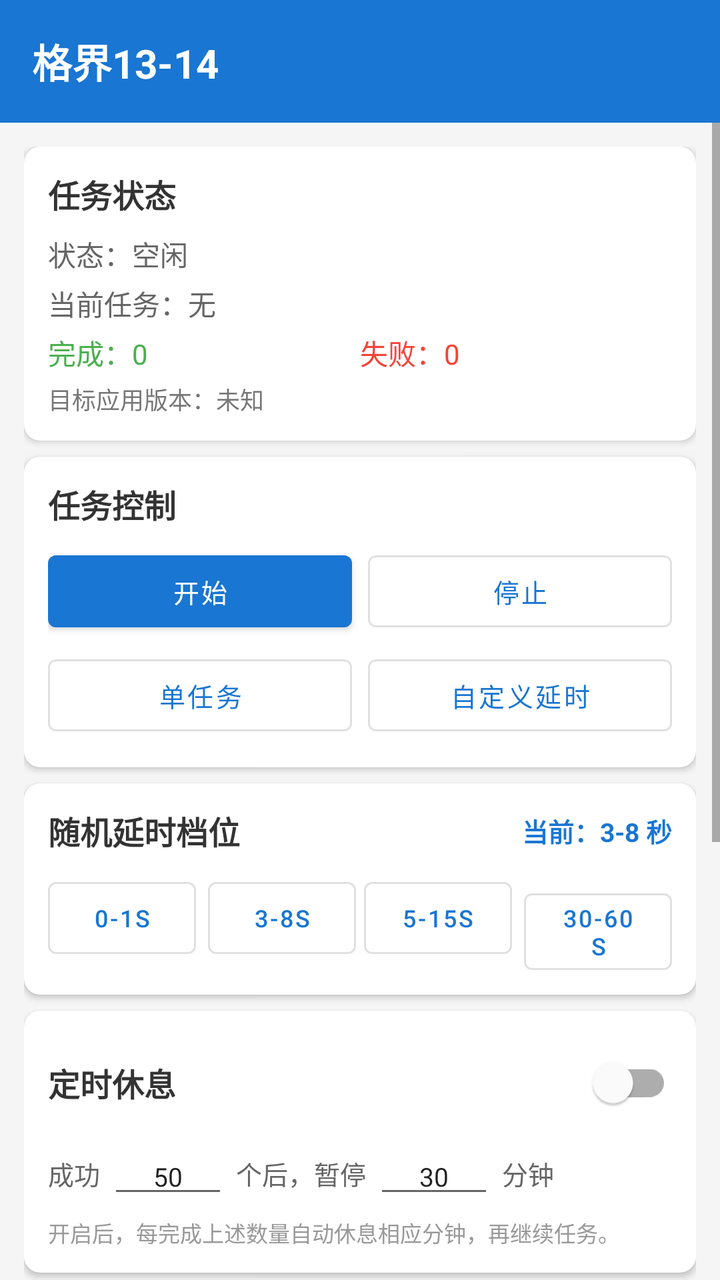
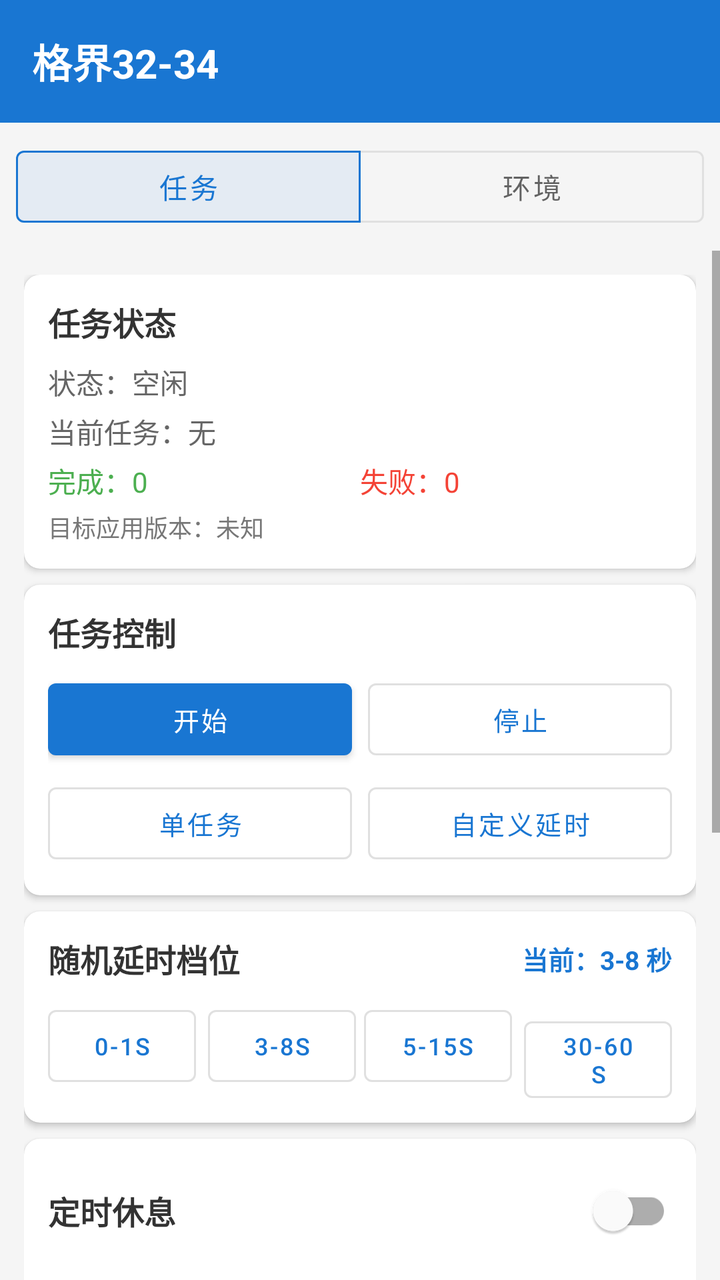

Screens rendered from an Android XML layout before and after an edit, with the pre-edit source and the edit as a unified diff.
<!-- AndroidManifest.xml: application theme Theme.TaskHelper -->
<!-- res/layout/activity_main.xml -->
<?xml version="1.0" encoding="utf-8"?>
<LinearLayout xmlns:android="http://schemas.android.com/apk/res/android"
    xmlns:app="http://schemas.android.com/apk/res-auto"
    android:layout_width="match_parent"
    android:layout_height="match_parent"
    android:background="#F5F5F5"
    android:orientation="vertical">

    <LinearLayout
        android:layout_width="match_parent"
        android:layout_height="wrap_content"
        android:background="#1976D2"
        android:gravity="center_vertical"
        android:orientation="horizontal"
        android:padding="16dp">

        <TextView
            android:layout_width="0dp"
            android:layout_height="wrap_content"
            android:layout_weight="1"
            android:text="格界13-14"
            android:textColor="#FFFFFF"
            android:textSize="20sp"
            android:textStyle="bold" />

        <TextView
            android:id="@+id/tv_username"
            android:layout_width="wrap_content"
            android:layout_height="wrap_content"
            android:textColor="#FFFFFF"
            android:textSize="14sp" />
    </LinearLayout>

    <ScrollView
        android:layout_width="match_parent"
        android:layout_height="0dp"
        android:layout_weight="1">

        <LinearLayout
            android:layout_width="match_parent"
            android:layout_height="wrap_content"
            android:orientation="vertical"
            android:padding="12dp">

            <androidx.cardview.widget.CardView
                android:layout_width="match_parent"
                android:layout_height="wrap_content"
                android:layout_marginBottom="8dp"
                app:cardCornerRadius="8dp"
                app:cardElevation="2dp">

                <LinearLayout
                    android:layout_width="match_parent"
                    android:layout_height="wrap_content"
                    android:orientation="vertical"
                    android:padding="12dp">

                    <TextView
                        android:layout_width="wrap_content"
                        android:layout_height="wrap_content"
                        android:layout_marginBottom="8dp"
                        android:text="任务状态"
                        android:textColor="#333333"
                        android:textSize="16sp"
                        android:textStyle="bold" />

                    <TextView
                        android:id="@+id/tv_status"
                        android:layout_width="match_parent"
                        android:layout_height="wrap_content"
                        android:text="状态：空闲"
                        android:textColor="#666666"
                        android:textSize="14sp" />

                    <TextView
                        android:id="@+id/tv_current_task"
                        android:layout_width="match_parent"
                        android:layout_height="wrap_content"
                        android:layout_marginTop="4dp"
                        android:text="当前任务：无"
                        android:textColor="#666666"
                        android:textSize="14sp" />

                    <LinearLayout
                        android:layout_width="match_parent"
                        android:layout_height="wrap_content"
                        android:layout_marginTop="4dp"
                        android:orientation="horizontal">

                        <TextView
                            android:id="@+id/tv_completed_count"
                            android:layout_width="0dp"
                            android:layout_height="wrap_content"
                            android:layout_weight="1"
                            android:text="完成：0"
                            android:textColor="#4CAF50"
                            android:textSize="14sp" />

                        <TextView
                            android:id="@+id/tv_failed_count"
                            android:layout_width="0dp"
                            android:layout_height="wrap_content"
                            android:layout_weight="1"
                            android:text="失败：0"
                            android:textColor="#F44336"
                            android:textSize="14sp" />
                    </LinearLayout>

                    <TextView
                        android:id="@+id/tv_target_version"
                        android:layout_width="match_parent"
                        android:layout_height="wrap_content"
                        android:layout_marginTop="4dp"
                        android:text="目标应用版本：未知"
                        android:textColor="#777777"
                        android:textSize="12sp" />
                </LinearLayout>
            </androidx.cardview.widget.CardView>

            <androidx.cardview.widget.CardView
                android:layout_width="match_parent"
                android:layout_height="wrap_content"
                android:layout_marginBottom="8dp"
                app:cardCornerRadius="8dp"
                app:cardElevation="2dp">

                <LinearLayout
                    android:layout_width="match_parent"
                    android:layout_height="wrap_content"
                    android:orientation="vertical"
                    android:padding="12dp">

                    <TextView
                        android:layout_width="wrap_content"
                        android:layout_height="wrap_content"
                        android:layout_marginBottom="8dp"
                        android:text="任务控制"
                        android:textColor="#333333"
                        android:textSize="16sp"
                        android:textStyle="bold" />

                    <LinearLayout
                        android:layout_width="match_parent"
                        android:layout_height="wrap_content"
                        android:orientation="horizontal">

                        <com.google.android.material.button.MaterialButton
                            android:id="@+id/btn_start_auto"
                            android:layout_width="0dp"
                            android:layout_height="wrap_content"
                            android:layout_marginEnd="4dp"
                            android:layout_weight="1"
                            android:text="开始"
                            android:textSize="13sp" />

                        <com.google.android.material.button.MaterialButton
                            android:id="@+id/btn_stop_auto"
                            style="@style/Widget.MaterialComponents.Button.OutlinedButton"
                            android:layout_width="0dp"
                            android:layout_height="wrap_content"
                            android:layout_marginStart="4dp"
                            android:layout_weight="1"
                            android:text="停止"
                            android:textSize="13sp" />
                    </LinearLayout>

                    <LinearLayout
                        android:layout_width="match_parent"
                        android:layout_height="wrap_content"
                        android:layout_marginTop="4dp"
                        android:orientation="horizontal">

                        <com.google.android.material.button.MaterialButton
                            android:id="@+id/btn_single_task"
                            style="@style/Widget.MaterialComponents.Button.OutlinedButton"
                            android:layout_width="0dp"
                            android:layout_height="wrap_content"
                            android:layout_marginEnd="4dp"
                            android:layout_weight="1"
                            android:text="单任务"
                            android:textSize="13sp" />

                        <com.google.android.material.button.MaterialButton
                            android:id="@+id/btn_test_api"
                            style="@style/Widget.MaterialComponents.Button.OutlinedButton"
                            android:layout_width="0dp"
                            android:layout_height="wrap_content"
                            android:layout_marginStart="4dp"
                            android:layout_weight="1"
                            android:text="自定义延时"
                            android:textSize="13sp" />
                    </LinearLayout>
                </LinearLayout>
            </androidx.cardview.widget.CardView>

            <androidx.cardview.widget.CardView
                android:layout_width="match_parent"
                android:layout_height="wrap_content"
                android:layout_marginBottom="8dp"
                app:cardCornerRadius="8dp"
                app:cardElevation="2dp">

                <LinearLayout
                    android:layout_width="match_parent"
                    android:layout_height="wrap_content"
                    android:orientation="vertical"
                    android:padding="12dp">

                    <LinearLayout
                        android:layout_width="match_parent"
                        android:layout_height="wrap_content"
                        android:layout_marginBottom="8dp"
                        android:gravity="center_vertical"
                        android:orientation="horizontal">

                        <TextView
                            android:layout_width="0dp"
                            android:layout_height="wrap_content"
                            android:layout_weight="1"
                            android:text="随机延时档位"
                            android:textColor="#333333"
                            android:textSize="16sp"
                            android:textStyle="bold" />

                        <TextView
                            android:id="@+id/tv_current_delay"
                            android:layout_width="wrap_content"
                            android:layout_height="wrap_content"
                            android:text="当前：3-8 秒"
                            android:textColor="#1976D2"
                            android:textSize="13sp"
                            android:textStyle="bold" />
                    </LinearLayout>

                    <LinearLayout
                        android:layout_width="match_parent"
                        android:layout_height="wrap_content"
                        android:orientation="horizontal">

                        <com.google.android.material.button.MaterialButton
                            android:id="@+id/btn_delay_0_1"
                            style="@style/Widget.MaterialComponents.Button.OutlinedButton"
                            android:layout_width="0dp"
                            android:layout_height="wrap_content"
                            android:layout_marginEnd="4dp"
                            android:layout_weight="1"
                            android:text="0-1s"
                            android:textSize="12sp" />

                        <com.google.android.material.button.MaterialButton
                            android:id="@+id/btn_delay_3_8"
                            style="@style/Widget.MaterialComponents.Button.OutlinedButton"
                            android:layout_width="0dp"
                            android:layout_height="wrap_content"
                            android:layout_marginStart="2dp"
                            android:layout_marginEnd="2dp"
                            android:layout_weight="1"
                            android:text="3-8s"
                            android:textSize="12sp" />

                        <com.google.android.material.button.MaterialButton
                            android:id="@+id/btn_delay_5_15"
                            style="@style/Widget.MaterialComponents.Button.OutlinedButton"
                            android:layout_width="0dp"
                            android:layout_height="wrap_content"
                            android:layout_marginStart="2dp"
                            android:layout_marginEnd="2dp"
                            android:layout_weight="1"
                            android:text="5-15s"
                            android:textSize="12sp" />

                        <com.google.android.material.button.MaterialButton
                            android:id="@+id/btn_delay_30_60"
                            style="@style/Widget.MaterialComponents.Button.OutlinedButton"
                            android:layout_width="0dp"
                            android:layout_height="wrap_content"
                            android:layout_marginStart="4dp"
                            android:layout_weight="1"
                            android:text="30-60s"
                            android:textSize="12sp" />
                    </LinearLayout>
                </LinearLayout>
            </androidx.cardview.widget.CardView>

            <androidx.cardview.widget.CardView
                android:layout_width="match_parent"
                android:layout_height="wrap_content"
                android:layout_marginBottom="8dp"
                app:cardCornerRadius="8dp"
                app:cardElevation="2dp">

                <LinearLayout
                    android:layout_width="match_parent"
                    android:layout_height="wrap_content"
                    android:orientation="vertical"
                    android:padding="12dp">

                    <LinearLayout
                        android:layout_width="match_parent"
                        android:layout_height="wrap_content"
                        android:gravity="center_vertical"
                        android:orientation="horizontal">

                        <TextView
                            android:layout_width="0dp"
                            android:layout_height="wrap_content"
                            android:layout_weight="1"
                            android:text="定时休息"
                            android:textColor="#333333"
                            android:textSize="16sp"
                            android:textStyle="bold" />

                        <com.google.android.material.switchmaterial.SwitchMaterial
                            android:id="@+id/switch_pause_enabled"
                            android:layout_width="wrap_content"
                            android:layout_height="wrap_content" />
                    </LinearLayout>

                    <LinearLayout
                        android:layout_width="match_parent"
                        android:layout_height="wrap_content"
                        android:layout_marginTop="4dp"
                        android:gravity="center_vertical"
                        android:orientation="horizontal">

                        <TextView
                            android:layout_width="wrap_content"
                            android:layout_height="wrap_content"
                            android:text="成功"
                            android:textColor="#666666"
                            android:textSize="13sp" />

                        <EditText
                            android:id="@+id/et_pause_count"
                            android:layout_width="60dp"
                            android:layout_height="wrap_content"
                            android:layout_marginStart="4dp"
                            android:layout_marginEnd="4dp"
                            android:gravity="center"
                            android:inputType="number"
                            android:text="50"
                            android:textSize="13sp" />

                        <TextView
                            android:layout_width="wrap_content"
                            android:layout_height="wrap_content"
                            android:text="个后，暂停"
                            android:textColor="#666666"
                            android:textSize="13sp" />

                        <EditText
                            android:id="@+id/et_pause_minutes"
                            android:layout_width="60dp"
                            android:layout_height="wrap_content"
                            android:layout_marginStart="4dp"
                            android:layout_marginEnd="4dp"
                            android:gravity="center"
                            android:inputType="number"
                            android:text="30"
                            android:textSize="13sp" />

                        <TextView
                            android:layout_width="wrap_content"
                            android:layout_height="wrap_content"
                            android:text="分钟"
                            android:textColor="#666666"
                            android:textSize="13sp" />
                    </LinearLayout>

                    <TextView
                        android:layout_width="match_parent"
                        android:layout_height="wrap_content"
                        android:layout_marginTop="4dp"
                        android:text="开启后，每完成上述数量自动休息相应分钟，再继续任务。"
                        android:textColor="#999999"
                        android:textSize="11sp" />
                </LinearLayout>
            </androidx.cardview.widget.CardView>

            <androidx.cardview.widget.CardView
                android:layout_width="match_parent"
                android:layout_height="wrap_content"
                android:layout_marginBottom="8dp"
                app:cardCornerRadius="8dp"
                app:cardElevation="2dp">

                <LinearLayout
                    android:layout_width="match_parent"
                    android:layout_height="wrap_content"
                    android:orientation="vertical"
                    android:padding="12dp">

                    <LinearLayout
                        android:layout_width="match_parent"
                        android:layout_height="wrap_content"
                        android:layout_marginBottom="8dp"
                        android:gravity="center_vertical"
                        android:orientation="horizontal">

                        <TextView
                            android:layout_width="0dp"
                            android:layout_height="wrap_content"
                            android:layout_weight="1"
                            android:text="运行日志"
                            android:textColor="#333333"
                            android:textSize="16sp"
                            android:textStyle="bold" />

                        <com.google.android.material.button.MaterialButton
                            android:id="@+id/btn_clear_log"
                            style="@style/Widget.MaterialComponents.Button.TextButton"
                            android:layout_width="wrap_content"
                            android:layout_height="wrap_content"
                            android:text="清空"
                            android:textSize="12sp" />
                    </LinearLayout>

                    <ScrollView
                        android:id="@+id/scroll_logs"
                        android:layout_width="match_parent"
                        android:layout_height="200dp"
                        android:background="#1A000000"
                        android:padding="8dp">

                        <TextView
                            android:id="@+id/tv_logs"
                            android:layout_width="match_parent"
                            android:layout_height="wrap_content"
                            android:fontFamily="monospace"
                            android:textColor="#333333"
                            android:textSize="11sp" />
                    </ScrollView>
                </LinearLayout>
            </androidx.cardview.widget.CardView>

            <com.google.android.material.button.MaterialButton
                android:id="@+id/btn_logout"
                style="@style/Widget.MaterialComponents.Button.TextButton"
                android:layout_width="match_parent"
                android:layout_height="wrap_content"
                android:text="退出登录"
                android:textColor="#F44336"
                android:textSize="14sp" />

        </LinearLayout>
    </ScrollView>
</LinearLayout>
<!-- resources referenced by this layout -->
<resources>
  <style name="Theme.TaskHelper" parent="Theme.MaterialComponents.Light.NoActionBar">
          <item name="colorPrimary">#1976D2</item>
          <item name="colorPrimaryVariant">#1565C0</item>
          <item name="colorOnPrimary">#FFFFFF</item>
          <item name="colorSecondary">#26A69A</item>
          <item name="colorSecondaryVariant">#00897B</item>
          <item name="colorOnSecondary">#FFFFFF</item>
          <item name="android:statusBarColor">#1565C0</item>
      </style>
</resources>

<!-- the commit's change to res/layout/activity_main.xml (unified diff, before → after) -->
@@ -18,7 +18,7 @@
             android:layout_width="0dp"
             android:layout_height="wrap_content"
             android:layout_weight="1"
-            android:text="格界13-14"
+            android:text="格界32-34"
             android:textColor="#FFFFFF"
             android:textSize="20sp"
             android:textStyle="bold" />
@@ -31,7 +31,34 @@
             android:textSize="14sp" />
     </LinearLayout>
 
+    <com.google.android.material.button.MaterialButtonToggleGroup
+        android:id="@+id/tab_group"
+        android:layout_width="match_parent"
+        android:layout_height="wrap_content"
+        android:padding="8dp"
+        app:checkedButton="@id/tab_task"
+        app:selectionRequired="true"
+        app:singleSelection="true">
+
+        <com.google.android.material.button.MaterialButton
+            android:id="@+id/tab_task"
+            style="@style/Widget.MaterialComponents.Button.OutlinedButton"
+            android:layout_width="0dp"
+            android:layout_height="wrap_content"
+            android:layout_weight="1"
+            android:text="任务" />
+
+        <com.google.android.material.button.MaterialButton
+            android:id="@+id/tab_env"
+            style="@style/Widget.MaterialComponents.Button.OutlinedButton"
+            android:layout_width="0dp"
+            android:layout_height="wrap_content"
+            android:layout_weight="1"
+            android:text="环境" />
+    </com.google.android.material.button.MaterialButtonToggleGroup>
+
     <ScrollView
+        android:id="@+id/page_task"
         android:layout_width="match_parent"
         android:layout_height="0dp"
         android:layout_weight="1">
@@ -252,8 +279,7 @@
                             style="@style/Widget.MaterialComponents.Button.OutlinedButton"
                             android:layout_width="0dp"
                             android:layout_height="wrap_content"
-                            android:layout_marginStart="2dp"
-                            android:layout_marginEnd="2dp"
+                            android:layout_marginHorizontal="2dp"
                             android:layout_weight="1"
                             android:text="3-8s"
                             android:textSize="12sp" />
@@ -263,8 +289,7 @@
                             style="@style/Widget.MaterialComponents.Button.OutlinedButton"
                             android:layout_width="0dp"
                             android:layout_height="wrap_content"
-                            android:layout_marginStart="2dp"
-                            android:layout_marginEnd="2dp"
+                            android:layout_marginHorizontal="2dp"
                             android:layout_weight="1"
                             android:text="5-15s"
                             android:textSize="12sp" />
@@ -334,8 +359,7 @@
                             android:id="@+id/et_pause_count"
                             android:layout_width="60dp"
                             android:layout_height="wrap_content"
-                            android:layout_marginStart="4dp"
-                            android:layout_marginEnd="4dp"
+                            android:layout_marginHorizontal="4dp"
                             android:gravity="center"
                             android:inputType="number"
                             android:text="50"
@@ -352,8 +376,7 @@
                             android:id="@+id/et_pause_minutes"
                             android:layout_width="60dp"
                             android:layout_height="wrap_content"
-                            android:layout_marginStart="4dp"
-                            android:layout_marginEnd="4dp"
+                            android:layout_marginHorizontal="4dp"
                             android:gravity="center"
                             android:inputType="number"
                             android:text="30"
@@ -366,14 +389,6 @@
                             android:textColor="#666666"
                             android:textSize="13sp" />
                     </LinearLayout>
-
-                    <TextView
-                        android:layout_width="match_parent"
-                        android:layout_height="wrap_content"
-                        android:layout_marginTop="4dp"
-                        android:text="开启后，每完成上述数量自动休息相应分钟，再继续任务。"
-                        android:textColor="#999999"
-                        android:textSize="11sp" />
                 </LinearLayout>
             </androidx.cardview.widget.CardView>
 
@@ -441,7 +456,65 @@
                 android:text="退出登录"
                 android:textColor="#F44336"
                 android:textSize="14sp" />
-
         </LinearLayout>
     </ScrollView>
+
+    <LinearLayout
+        android:id="@+id/page_env"
+        android:layout_width="match_parent"
+        android:layout_height="0dp"
+        android:layout_weight="1"
+        android:orientation="vertical"
+        android:padding="12dp"
+        android:visibility="gone">
+
+        <androidx.cardview.widget.CardView
+            android:layout_width="match_parent"
+            android:layout_height="wrap_content"
+            android:layout_marginBottom="8dp"
+            app:cardCornerRadius="8dp"
+            app:cardElevation="2dp">
+
+            <LinearLayout
+                android:layout_width="match_parent"
+                android:layout_height="wrap_content"
+                android:gravity="center_vertical"
+                android:orientation="horizontal"
+                android:padding="12dp">
+
+                <TextView
+                    android:id="@+id/tv_fp_count"
+                    android:layout_width="0dp"
+                    android:layout_height="wrap_content"
+                    android:layout_weight="1"
+                    android:text="总数：0"
+                    android:textColor="#666666"
+                    android:textSize="14sp" />
+
+                <com.google.android.material.button.MaterialButton
+                    android:id="@+id/btn_generate_fp"
+                    style="@style/Widget.MaterialComponents.Button.OutlinedButton"
+                    android:layout_width="wrap_content"
+                    android:layout_height="wrap_content"
+                    android:layout_marginEnd="8dp"
+                    android:text="生成"
+                    android:textSize="13sp" />
+
+                <com.google.android.material.button.MaterialButton
+                    android:id="@+id/btn_batch_generate_fp"
+                    android:layout_width="wrap_content"
+                    android:layout_height="wrap_content"
+                    android:text="批量"
+                    android:textSize="13sp" />
+            </LinearLayout>
+        </androidx.cardview.widget.CardView>
+
+        <androidx.recyclerview.widget.RecyclerView
+            android:id="@+id/rv_fp_list"
+            android:layout_width="match_parent"
+            android:layout_height="0dp"
+            android:layout_weight="1"
+            android:clipToPadding="false"
+            android:padding="4dp" />
+    </LinearLayout>
 </LinearLayout>
